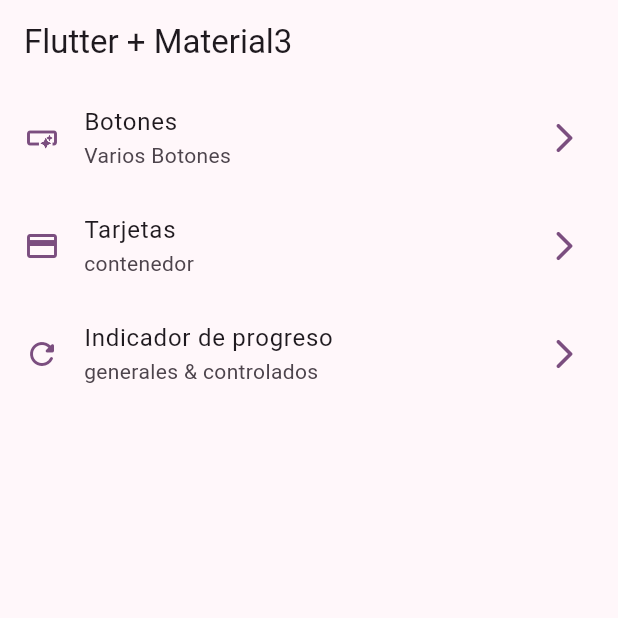
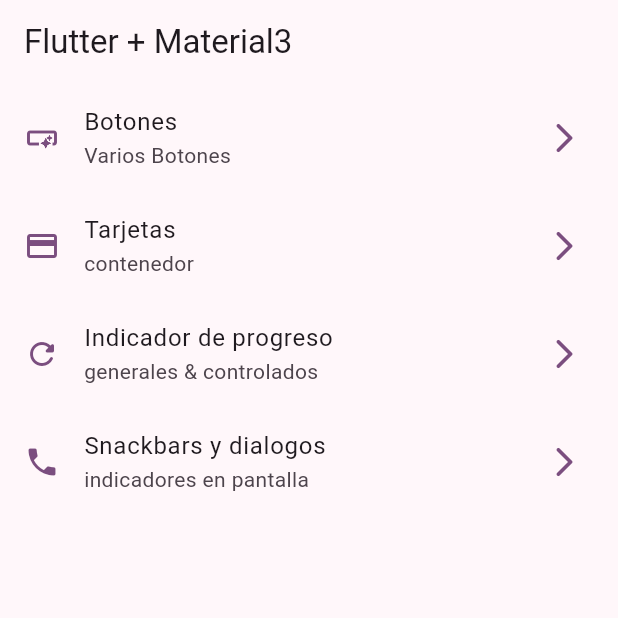
Before and after one commit to JuanBueno21/widgets, a Flutter app: the screen it shows after launch, on a phone screen of 412 x 824 dp, the top half of it. Run offline on Flutter 3.47's test engine with Material 2 defaults, Android fonts, the phone set to English and light mode, and no system bars; our stand-ins replace go_router.

Commit message:
[Widgets] - implemento de snackbars y alertas(dialogos)

```diff
--- a/lib/config/menu/menu_items.dart
+++ b/lib/config/menu/menu_items.dart
@@ -36,4 +36,10 @@ const appMenuItems = <MenuItems>[
     link: "/progress",
     icon: Icons.refresh_rounded),
 
+    MenuItems(
+    title: "Snackbars y dialogos",
+    subTitle: "indicadores en pantalla",
+    link: "/snackbars",
+    icon: Icons.phone),
+
 ];
--- a/lib/config/router/router.dart
+++ b/lib/config/router/router.dart
@@ -30,6 +30,11 @@ final appRouter = GoRouter(
       builder: (context, state) => const ProgressScreen(),
     ),
 
+    GoRoute(
+      path: '/snackbars',
+      name: SnackbarScreen.name,
+      builder: (context, state) => const SnackbarScreen(),
+    ),
 
   ],
 );
--- a/lib/main.dart
+++ b/lib/main.dart
@@ -12,6 +12,7 @@ class MainApp extends StatelessWidget {
   @override
   Widget build(BuildContext context) {
     return MaterialApp.router(
+      title: "Flutter Widgets",
       routerConfig: appRouter,
       debugShowCheckedModeBanner: false,
       theme: AppTheme (selectedColor: 5).getTheme(),
```
Also changed, not shown: lib/presentation/screens/snackbar/snackbar_screen.dart (+66 -4 lines).
